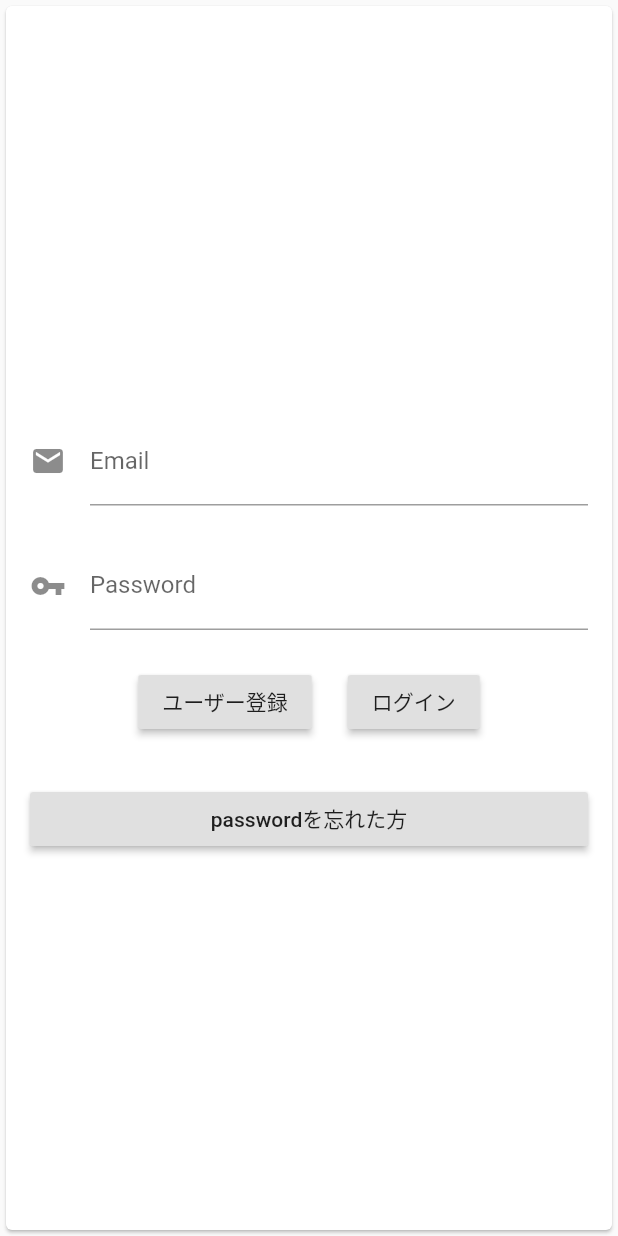
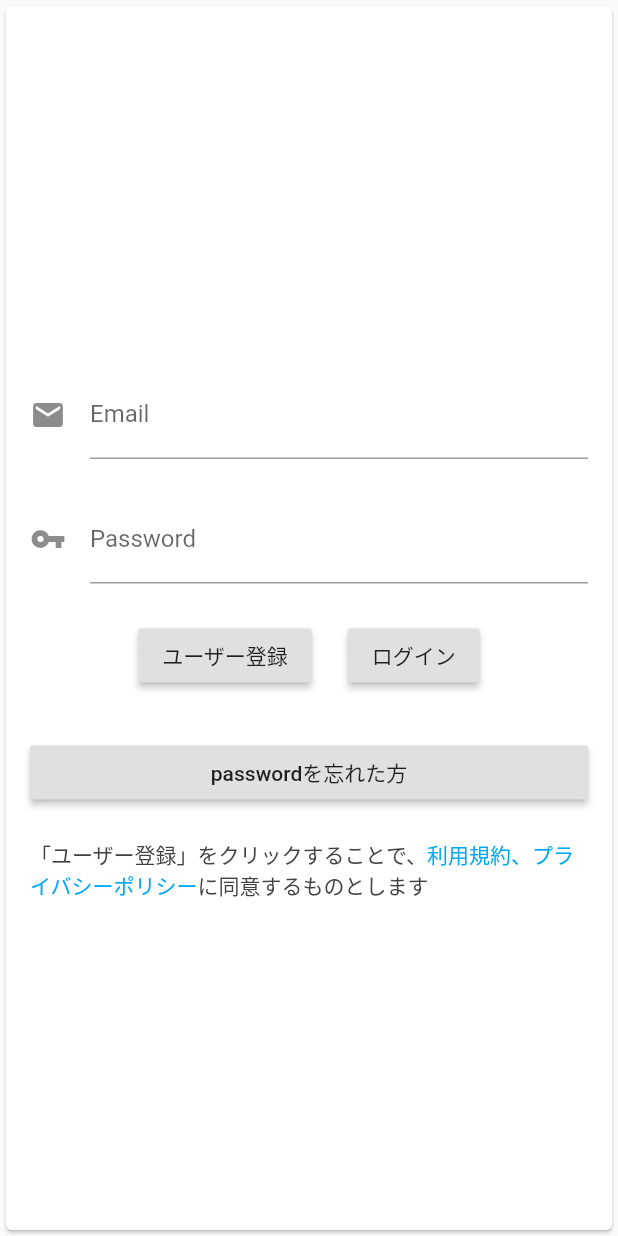
Before and after one commit to hiromu-koizumi/flutter_sns, a Flutter app: the LoginPage widget shown alone on an empty page, opened directly, on a phone screen of 412 x 824 dp. Run offline on Flutter 3.47's test engine with Material 2 defaults, Android fonts, the phone set to English and light mode, and no system bars; our stand-ins replace cloud_firestore, firebase_auth, firebase_storage, fluttertoast, image_picker; accounts and stored records are empty; network calls fail.

```diff
--- a/lib/message/message_page.dart
+++ b/lib/message/message_page.dart
@@ -56,7 +56,7 @@ class _MessagePageState extends State<MessagePage> {
                       .collection('posts')
                       //imagePathとドキュメントIDは同じ
                       .document(widget.document["documentId"])
-                      .collection("chat_room")
+                      .collection("chatRoom")
                       .orderBy("created_at", descending: true)
                       .snapshots(),
                   builder: (context, snapshot) {
@@ -129,7 +129,7 @@ class _MessagePageState extends State<MessagePage> {
           .collection('posts')
           .document(widget.document.documentID);
 
-      _messageRef.collection("chat_room").add({
+      _messageRef.collection("chatRoom").add({
         "message": message,
         "created_at": DateTime.now(),
         "userId": firebaseUser.uid,
--- a/lib/other_pages/login_page.dart
+++ b/lib/other_pages/login_page.dart
@@ -3,11 +3,13 @@ import 'dart:async';
 
 import 'package:cloud_firestore/cloud_firestore.dart';
 import 'package:firebase_auth/firebase_auth.dart';
+import 'package:flutter/gestures.dart';
 import 'package:flutter/material.dart';
 import 'package:flutter_cos/main.dart';
 import 'package:flutter_cos/other_pages/password_resetting_page.dart';
 import 'package:flutter_cos/user_pages/my_page/my_page.dart';
 import 'package:fluttertoast/fluttertoast.dart';
+import 'package:url_launcher/url_launcher.dart';
 
 //いろんなページで使うから外出しといたほうが便利
 FirebaseUser firebaseUser;
@@ -118,6 +120,41 @@ class _LoginPageState extends State<LoginPage> {
                   );
                 },
               ),
+              SizedBox(
+                height: 20,
+              ),
+              RichText(
+                text: TextSpan(
+                  children: [
+                    TextSpan(
+                      text: '「ユーザー登録」をクリックすることで、',
+                      style: TextStyle(color: Colors.grey[800]),
+                    ),
+                    TextSpan(
+                      text: '利用規約、',
+                      style: TextStyle(color: Colors.lightBlue),
+                      recognizer: TapGestureRecognizer()
+                        ..onTap = () {
+                          launch(
+                              'https://www.cosco-times.com/cosport-terms-of-use/');
+                        },
+                    ),
+                    TextSpan(
+                      text: 'プライバシーポリシー',
+                      style: TextStyle(color: Colors.lightBlue),
+                      recognizer: TapGestureRecognizer()
+                        ..onTap = () {
+                          launch(
+                              'https://www.cosco-times.com/cosport-privacy-policy/');
+                        },
+                    ),
+                    TextSpan(
+                      text: 'に同意するものとします',
+                      style: TextStyle(color: Colors.grey[800]),
+                    )
+                  ],
+                ),
+              )
             ],
           ),
         ),
--- a/pubspec.yaml
+++ b/pubspec.yaml
@@ -16,6 +16,7 @@ dependencies:
   flutter:
     sdk: flutter
 
+  url_launcher: ^5.0.2
   # The following adds the Cupertino Icons font to your application.
   # Use with the CupertinoIcons class for iOS style icons.
   cupertino_icons: ^0.1.2
```
Also changed, not shown: lib/setting/setting_page.dart (+22 -1 lines).
